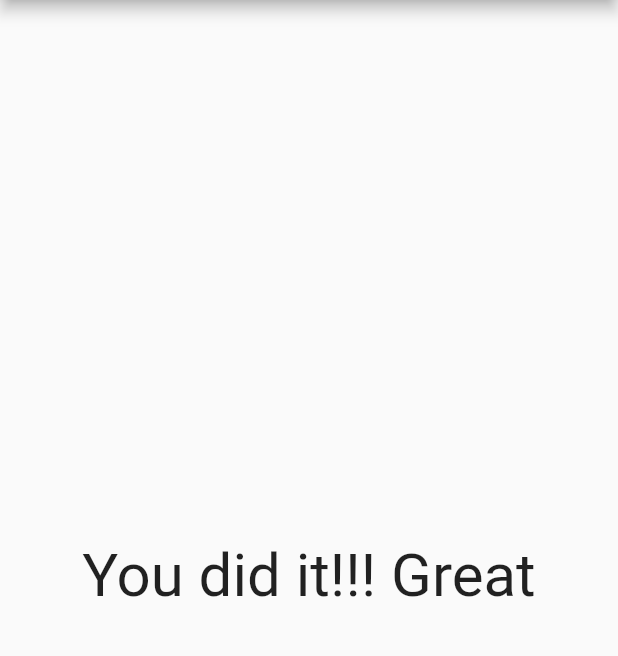
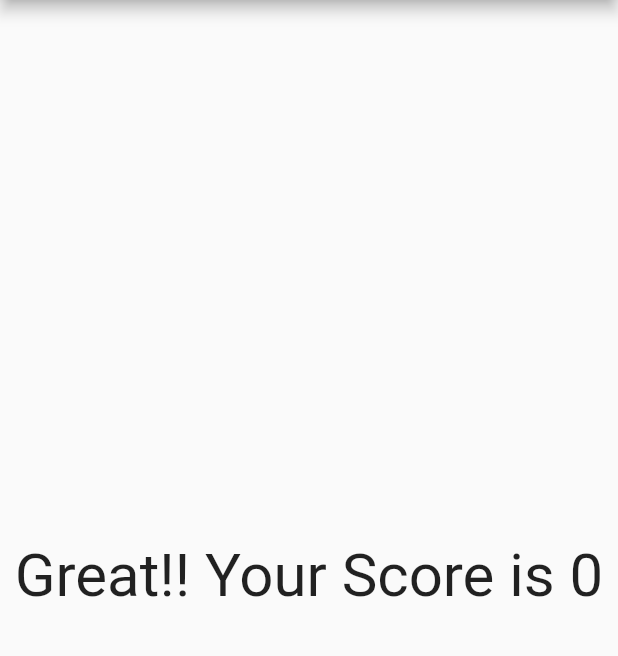
Before and after one commit to mayank8200/Quiz-App---Flutter, a Flutter app: the screen it shows after launch, after a tap on "Mukesh Ambani", after a tap on "Virat Kohli", after a tap on "Gujarat", on a phone screen of 412 x 824 dp, the part 84-740 px from its top. Run offline on Flutter 3.47's test engine with Material 2 defaults, Android fonts, the phone set to English and light mode, and no system bars.

Commit message:
Added Score Calculation

```diff
--- a/lib/main.dart
+++ b/lib/main.dart
@@ -17,7 +17,9 @@ class MyApp extends StatefulWidget {
 
 class _MyAppState extends State<MyApp> {
   var _i = 0;
-  void _clicked() {
+  var _total=0;
+  void _clicked(int score) {
+    _total+=score;
     setState(() {
       _i = _i + 1;
     });
@@ -28,24 +30,29 @@ class _MyAppState extends State<MyApp> {
     {
       'questionText': "Who is Prime Minister of India",
       'options': [
-        "Mukesh Ambani",
-        "Narendra Modi",
-        "Rahul Gandhi",
-        "Arvind Kejriwal"
+        {"text":"Mukesh Ambani","score":0},
+        {"text":"Narendra Modi","score":1},
+        {"text":"Rahul Gandhi","score":0},
+        {"text":"Arvind Kejriwal","score":0},
       ],
     },
     {
       'questionText': "Who is known as the Turbanator",
       'options': [
-        "Sachin Tendulkar",
-        "Virat Kohli",
-        "Harbhajan Singh",
-        "M.S. Dhoni"
+        {"text":"Sachin Tendulkar","score":0},
+        {"text":"Virat Kohli","score":0},
+        {"text":"Harbhajan Singh","score":1},
+        {"text":"M.S. Dhoni","score":0},
       ],
     },
     {
       'questionText': "What is Capital of India",
-      'options': ['Gujarat', "New Delhi", "Mumbai", "Bihar"],
+      'options': [
+        {"text":'Gujarat',"score":0},
+        {"text":"New Delhi","score":1},
+        {"text":"Mumbai","score":0},
+        {"text":"Bihar","score":0},
+     ],
     }
   ];
   @override
@@ -57,7 +64,7 @@ class _MyAppState extends State<MyApp> {
           ),
           body: _i < _questions.length
               ? Quiz(questions: _questions,clicked: _clicked,i: _i,)
-              : Result()
+              : Result(_total)
               ),
     );
   }
--- a/lib/quiz.dart
+++ b/lib/quiz.dart
@@ -11,9 +11,9 @@ class Quiz extends StatelessWidget {
     return Column(
                   children: [
                     Question(questions[i]['questionText']),
-                    ...(questions[i]['options'] as List<String>)
+                    ...(questions[i]['options'] as List<Map<String,Object>>)
                         .map((option) {
-                      return (Answer(clicked, option));
+                      return (Answer(() => clicked(option['score']), option['text']));
                     })
                   ]
     );
--- a/lib/result.dart
+++ b/lib/result.dart
@@ -1,11 +1,13 @@
 import 'package:flutter/material.dart';
 
 class Result extends StatelessWidget {
+  final int totalScore;
+  Result(this.totalScore);
   @override
   Widget build(BuildContext context) {
     return Center(
       child: Text(
-        "You did it!!! Great",
+        "Great!! Your Score is "+totalScore.toString(),
         style: TextStyle(fontSize: 40),
       ),
     );
```
